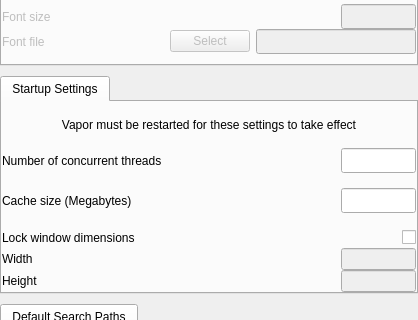
Above: apps/vaporgui/SettingsGUI.ui from StasJ/vapor-formatted before the change; both pictures show x 0 to 418 and y 156 to 476 of the 418 by 808 pixel window. Below: the same form after it.
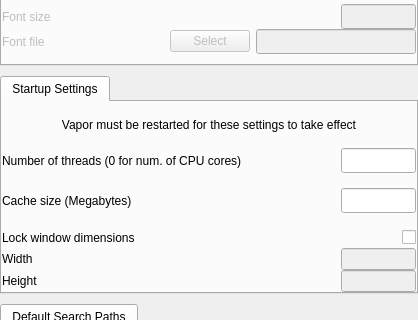
That is the form after the change.

Patch:
```diff
--- a/apps/vaporgui/SettingsGUI.ui
+++ b/apps/vaporgui/SettingsGUI.ui
@@ -474,7 +474,7 @@
          <item>
           <widget class="QLabel" name="label_9">
            <property name="text">
-            <string>Number of concurrent threads</string>
+            <string>Number of threads (0 for num. of CPU cores)</string>
            </property>
           </widget>
          </item>
```
